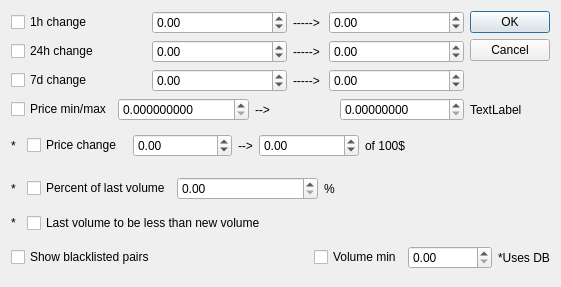
First picture: the form in coinfilterdialog.ui, repository QTinman/CoinBrowser, before the edit.
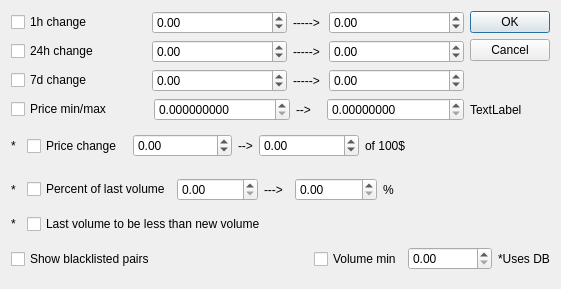
Second picture: the form after the edit. Icons and pictures are not drawn.

```diff
--- a/coinfilterdialog.ui
+++ b/coinfilterdialog.ui
@@ -7,7 +7,7 @@
     <x>0</x>
     <y>0</y>
     <width>561</width>
-    <height>287</height>
+    <height>289</height>
    </rect>
   </property>
   <property name="windowTitle">
@@ -202,6 +202,12 @@
      </item>
      <item>
       <widget class="QLabel" name="label_8">
+       <property name="maximumSize">
+        <size>
+         <width>25</width>
+         <height>16777215</height>
+        </size>
+       </property>
        <property name="text">
         <string>--&gt;</string>
        </property>
@@ -334,6 +340,26 @@
        </property>
       </widget>
      </item>
+     <item>
+      <widget class="QLabel" name="label_12">
+       <property name="maximumSize">
+        <size>
+         <width>25</width>
+         <height>16777215</height>
+        </size>
+       </property>
+       <property name="text">
+        <string>---&gt;</string>
+       </property>
+      </widget>
+     </item>
+     <item>
+      <widget class="QDoubleSpinBox" name="last_volume_percent_max">
+       <property name="maximum">
+        <double>1000.000000000000000</double>
+       </property>
+      </widget>
+     </item>
      <item>
       <widget class="QLabel" name="label">
        <property name="text">
```
Left out of the diff: 2 changed lines with no effect on the pictures.
